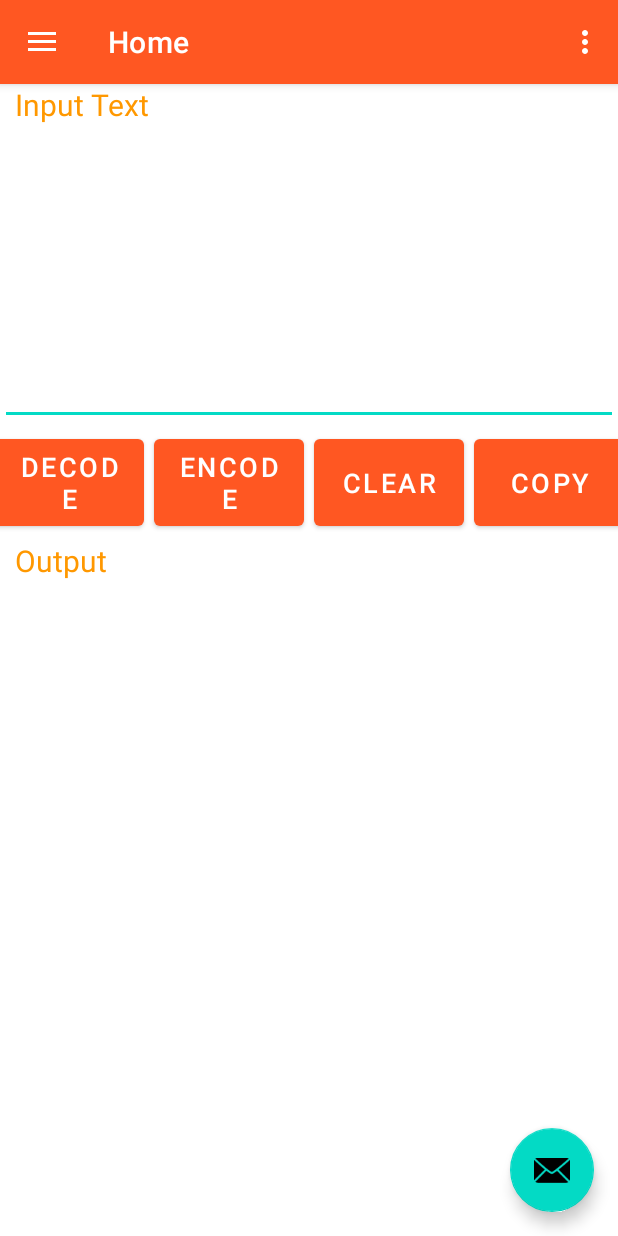
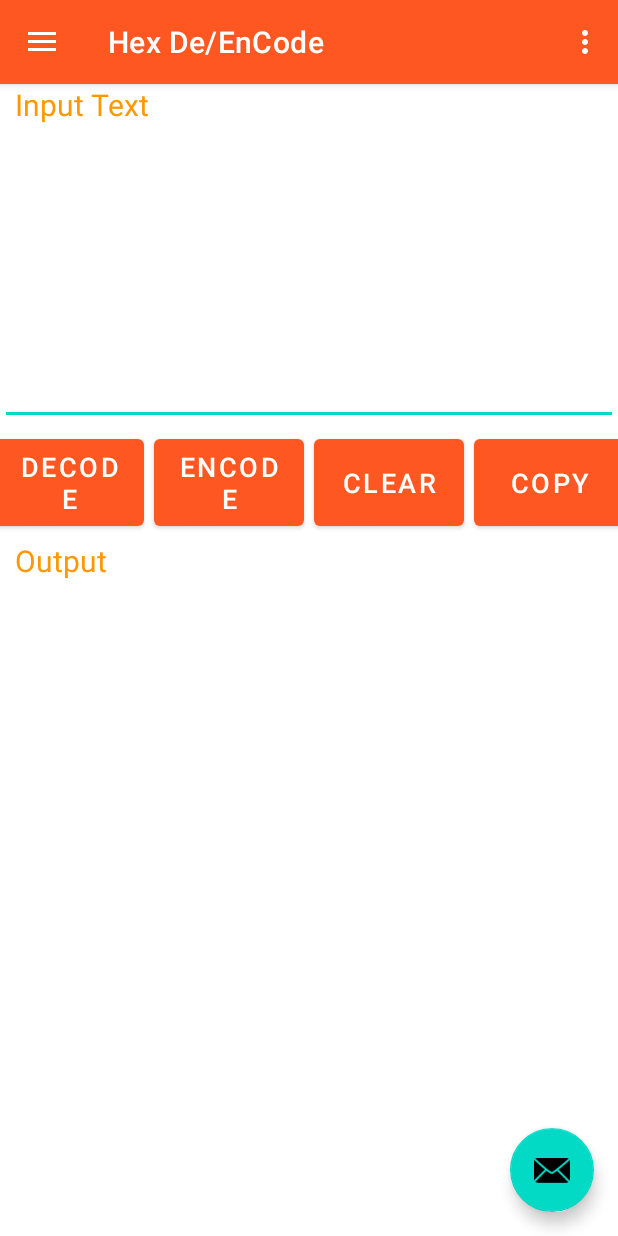
Before and after one commit to m-nemati/HexCoder, an Android app: the screen it shows after launch (MainActivity), after a tap on "CLEAR", on a phone screen of 412 x 824 dp. Run offline under Robolectric (Android 15) with nearby library versions, the phone set to English and light mode, and no system bars; our stand-ins replace navigation-ui.

Commit message:
some changes

```diff
--- a/app/src/main/java/ir/mnemati/coder/ui/home/HomeFragment.kt
+++ b/app/src/main/java/ir/mnemati/coder/ui/home/HomeFragment.kt
@@ -37,6 +37,7 @@ class HomeFragment : Fragment() {
             textView.text = it
         })
         */
+
         /* ***** Define Widgets ***** */
         val txtInput:EditText = root.findViewById(R.id.etInput)
         val txtOutput:TextView = root.findViewById(R.id.tvOutput)
@@ -101,6 +102,7 @@ class HomeFragment : Fragment() {
             txtInput.text.clear()
             txtOutput.text = ""
             txtInput.requestFocus()
+            Toast.makeText(activity, "Clear", Toast.LENGTH_SHORT).show()
         }
 
         /* *****  When Copy button touched ***** */
--- a/app/src/main/res/values/strings.xml
+++ b/app/src/main/res/values/strings.xml
@@ -7,7 +7,7 @@
     <string name="nav_header_desc">Navigation header</string>
     <string name="action_settings">Settings</string>
 
-    <string name="menu_home">Home</string>
+    <string name="menu_home">Hex De/EnCode</string>
     <string name="menu_gallery">Gallery</string>
     <string name="menu_slideshow">Slideshow</string>
 
```
Also changed, not shown: 2 other files.
